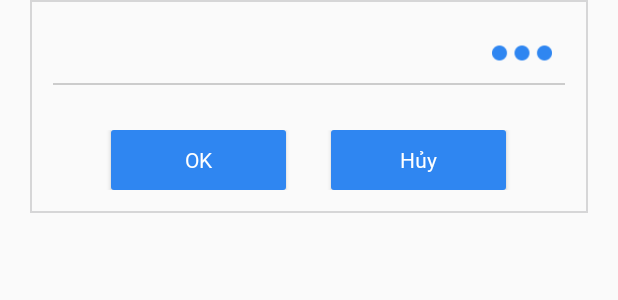
After one commit to GlacioAndroidProject/ChatBotAssitant, an Android app: the layout setting_foder_path.xml on its own in the app's theme, with its tools: preview values and no code run, on a phone screen of 412 x 824 dp. The commit adds this screen. Shown: the top 300 px of the screen. Run offline under Robolectric (Android 15) with nearby library versions, the phone set to English and light mode, and no system bars.

Commit message:
Add Setting import excel file, bd manager

```diff
--- /dev/null
+++ b/Android_Impl/Assistant/app/src/main/res/drawable/bg_dialog.xml
@@ -0,0 +1,9 @@
+<?xml version="1.0" encoding="utf-8"?>
+<shape xmlns:android="http://schemas.android.com/apk/res/android"
+    android:shape="rectangle">
+    <stroke
+        android:color="@color/white"
+        android:width="1dp"/>
+    <solid
+        android:color="@color/calendar_background"/>
+</shape>
--- /dev/null
+++ b/Android_Impl/Assistant/app/src/main/res/drawable/rounded_custom_button.xml
@@ -0,0 +1,6 @@
+<?xml version="1.0" encoding="UTF-8"?>
+<shape xmlns:android="http://schemas.android.com/apk/res/android">
+    <solid android:color="@color/colorPrimaryFinal" />
+
+    <corners android:radius="2dp"/>
+</shape>
--- /dev/null
+++ b/Android_Impl/Assistant/app/src/main/res/layout/setting_foder_path.xml
@@ -0,0 +1,99 @@
+<?xml version="1.0" encoding="utf-8"?>
+<LinearLayout xmlns:android="http://schemas.android.com/apk/res/android"
+    xmlns:app="http://schemas.android.com/apk/res-auto"
+    android:layout_width="match_parent"
+    android:layout_height="wrap_content"
+    android:background="@drawable/bg_dialog"
+    android:layout_marginLeft="20dp"
+    android:layout_marginRight="20dp"
+    android:orientation="vertical"
+    android:padding="15dp">
+
+    <LinearLayout
+        android:layout_width="match_parent"
+        android:layout_height="40dp"
+        android:orientation="horizontal"
+        android:weightSum="6">
+
+        <RelativeLayout
+            android:layout_width="0dp"
+            android:layout_height="match_parent"
+            android:layout_marginBottom="1dp"
+            android:layout_weight="5">
+
+            <EditText
+                android:id="@+id/newFolderConfirm"
+                android:layout_width="match_parent"
+                android:layout_height="match_parent"
+                android:background="@null"
+                android:inputType="text"
+                android:singleLine="true"
+                android:textColor="@color/black" />
+        </RelativeLayout>
+
+        <RelativeLayout
+            android:layout_weight="1"
+            android:layout_height="match_parent"
+            android:layout_width="0dp"
+            android:layout_alignParentRight="true"
+            android:layout_centerVertical="true">
+
+            <ImageView
+                android:id="@+id/OpenSettingFolder"
+                android:layout_width="wrap_content"
+                android:layout_height="wrap_content"
+                android:layout_gravity="center"
+                android:src="@drawable/menu"
+                app:tint="@color/colorPrimaryFinal" />
+        </RelativeLayout>
+
+    </LinearLayout>
+
+
+    <TextView
+        android:layout_width="match_parent"
+        android:layout_height="1dp"
+        android:background="@color/loadFinal" />
+
+
+    <LinearLayout
+        android:layout_width="match_parent"
+        android:layout_height="wrap_content"
+        android:layout_marginLeft="10dp"
+        android:layout_marginRight="10dp"
+        android:layout_marginTop="30dp"
+        android:gravity="center"
+        android:orientation="horizontal"
+        android:weightSum="4">
+
+
+        <Button
+            android:id="@+id/ok"
+            android:layout_width="wrap_content"
+            android:layout_height="@dimen/button_height"
+            android:layout_weight="1"
+            android:background="@drawable/rounded_custom_button"
+            android:fontFamily="@font/font_app"
+            android:gravity="center"
+            android:text="OK"
+            android:textAllCaps="false"
+            android:textColor="@color/colorWhiteFinal"
+            android:textSize="@dimen/size_text" />
+
+        <Button
+            android:id="@+id/cancel"
+            android:layout_width="wrap_content"
+            android:layout_height="@dimen/button_height"
+            android:layout_marginLeft="30dp"
+            android:layout_weight="1"
+            android:background="@drawable/rounded_custom_button"
+            android:fontFamily="@font/font_app"
+            android:gravity="center"
+            android:text="Hủy"
+            android:textAllCaps="false"
+            android:textColor="@color/colorWhiteFinal"
+            android:textSize="@dimen/size_text" />
+
+    </LinearLayout>
+
+</LinearLayout>
--- a/Android_Impl/Assistant/app/src/main/res/values/colors.xml
+++ b/Android_Impl/Assistant/app/src/main/res/values/colors.xml
@@ -3,4 +3,9 @@
     <color name="colorPrimary">#6200EE</color>
     <color name="colorPrimaryDark">#3700B3</color>
     <color name="colorAccent">#03DAC5</color>
+    <color name="calendar_background">#fafafa</color>
+    <color name="colorPrimaryFinal">#2F86F1</color>
+    <color name="loadFinal">#ccc</color>
+    <color name="colorWhiteFinal">#ffffff</color>
+
 </resources>
--- a/Android_Impl/Assistant/app/src/main/res/values/strings.xml
+++ b/Android_Impl/Assistant/app/src/main/res/values/strings.xml
@@ -1,3 +1,6 @@
 <resources>
     <string name="app_name">Trợ lý bác sĩ</string>
+    <string name="import_file">Import excel file</string>
+    <string name="help">Trợ giúp và phản hồi</string>
+
 </resources>
```
Also changed, not shown: Android_Impl/Assistant/app/src/main/java/com/example/assistant/ContantsDefine.java (added, +7 -0 lines), Android_Impl/Assistant/app/src/main/java/com/example/assistant/FileManager/DBKeyObject.java (added, +38 -0 lines), Android_Impl/Assistant/app/src/main/java/com/example/assistant/FileManager/Functions.java (added, +100 -0 lines), Android_Impl/Assistant/app/src/main/java/com/example/assistant/FileManager/ReadExcelFile.java (+26 -3 lines), Android_Impl/Assistant/app/src/main/java/com/example/assistant/FileManager/SQLiteDBKeyManager.java (added, +83 -0 lines), Android_Impl/Assistant/app/src/main/java/com/example/assistant/MainActivity.java (+82 -1 lines), Android_Impl/Assistant/app/src/main/res/layout/activity_main.xml (+5 -6 lines), Android_Impl/Assistant/app/src/main/res/layout/chatbot_menu.xml (added, +9 -0 lines), Android_Impl/Assistant/app/src/main/res/menu/chatbot_menu.xml (added, +11 -0 lines), Android_Impl/Assistant/app/src/main/res/values/dimens.xml (added, +24 -0 lines), Android_Impl/Assistant/app/src/main/res/drawable/help_icon.png (added), Android_Impl/Assistant/app/src/main/res/drawable/import_icon.png (added), Android_Impl/Assistant/app/src/main/res/drawable/menu.png (added), Android_Impl/Assistant/app/src/main/res/font/font_app.ttf (added).
